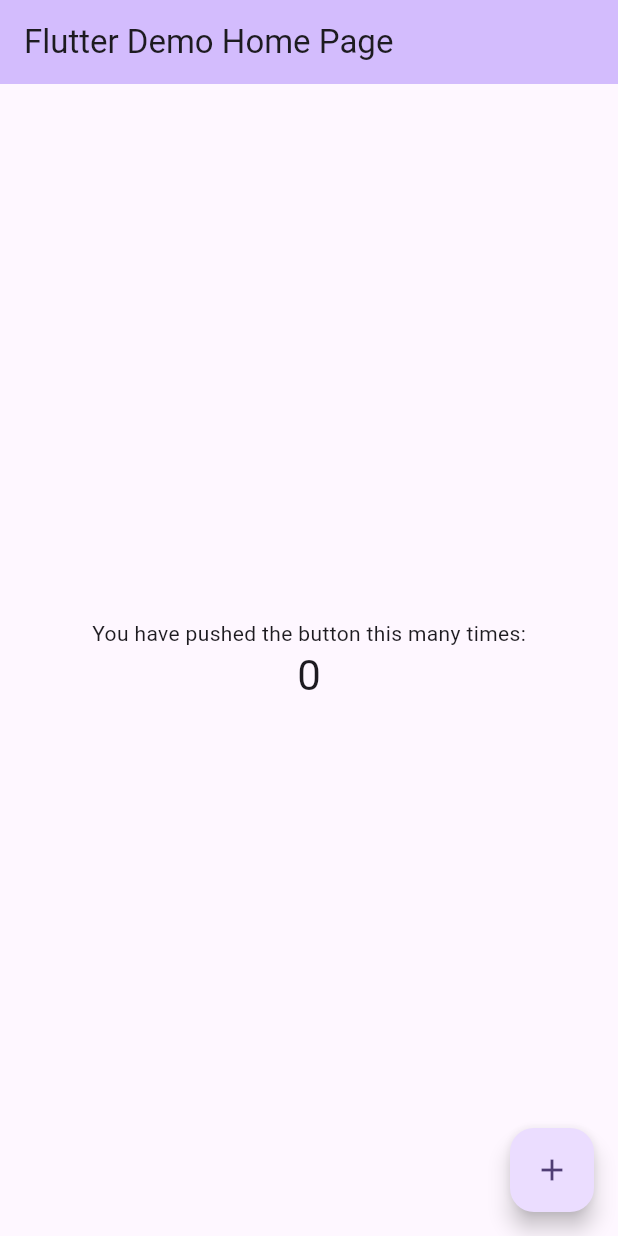
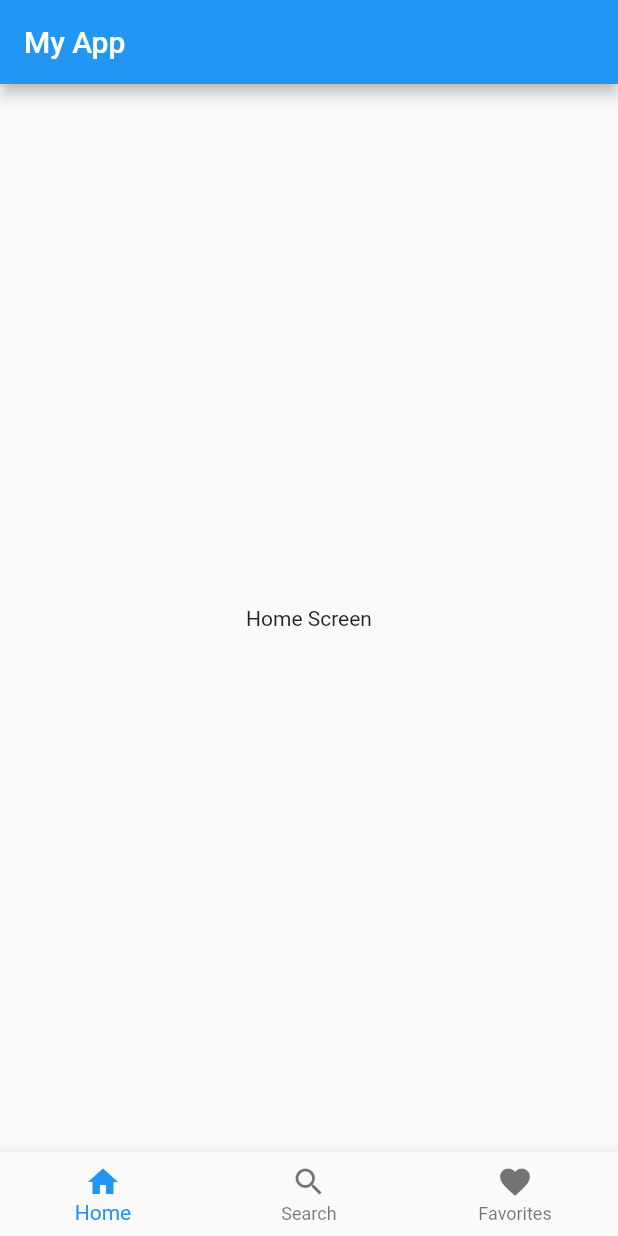
Before and after one commit to Akechi001/flutter_portofolio, a Flutter app: the screen it shows after launch, on a phone screen of 412 x 824 dp. Run offline on Flutter 3.47's test engine with Material 2 defaults, Android fonts, the phone set to English and light mode, and no system bars.

Commit message:
Making Bottom Navigation Bar

```diff
--- /dev/null
+++ b/lib/First.dart
@@ -0,0 +1,11 @@
+// home_screen.dart
+import 'package:flutter/material.dart';
+
+class HomeScreen extends StatelessWidget {
+  @override
+  Widget build(BuildContext context) {
+    return Center(
+      child: Text('Home Screen'),
+    );
+  }
+}
--- /dev/null
+++ b/lib/Second.dart
@@ -0,0 +1,11 @@
+// search_screen.dart
+import 'package:flutter/material.dart';
+
+class SearchScreen extends StatelessWidget {
+  @override
+  Widget build(BuildContext context) {
+    return Center(
+      child: Text('Search Screen'),
+    );
+  }
+}
--- /dev/null
+++ b/lib/Third.dart
@@ -0,0 +1,11 @@
+// favorites_screen.dart
+import 'package:flutter/material.dart';
+
+class FavoritesScreen extends StatelessWidget {
+  @override
+  Widget build(BuildContext context) {
+    return Center(
+      child: Text('Favorites Screen'),
+    );
+  }
+}
--- /dev/null
+++ b/lib/bottom_navigation_bar.dart
@@ -0,0 +1,37 @@
+import 'package:flutter/material.dart';
+
+class ReusableBottomNavigationBar extends StatefulWidget {
+  final int currentIndex;
+  final Function(int) onTap;
+
+  ReusableBottomNavigationBar({required this.currentIndex, required this.onTap});
+
+  @override
+  _ReusableBottomNavigationBarState createState() =>
+      _ReusableBottomNavigationBarState();
+}
+
+class _ReusableBottomNavigationBarState
+    extends State<ReusableBottomNavigationBar> {
+  @override
+  Widget build(BuildContext context) {
+    return BottomNavigationBar(
+      currentIndex: widget.currentIndex,
+      onTap: widget.onTap,
+      items: [
+        BottomNavigationBarItem(
+          icon: Icon(Icons.home),
+          label: 'Home',
+        ),
+        BottomNavigationBarItem(
+          icon: Icon(Icons.search),
+          label: 'Search',
+        ),
+        BottomNavigationBarItem(
+          icon: Icon(Icons.favorite),
+          label: 'Favorites',
+        ),
+      ],
+    );
+  }
+}
--- a/lib/main.dart
+++ b/lib/main.dart
@@ -1,125 +1,48 @@
 import 'package:flutter/material.dart';
-
-void main() {
-  runApp(const MyApp());
-}
-
-class MyApp extends StatelessWidget {
-  const MyApp({super.key});
-
-  // This widget is the root of your application.
-  @override
-  Widget build(BuildContext context) {
-    return MaterialApp(
-      title: 'Flutter Demo',
-      theme: ThemeData(
-        // This is the theme of your application.
-        //
-        // TRY THIS: Try running your application with "flutter run". You'll see
-        // the application has a blue toolbar. Then, without quitting the app,
-        // try changing the seedColor in the colorScheme below to Colors.green
-        // and then invoke "hot reload" (save your changes or press the "hot
-        // reload" button in a Flutter-supported IDE, or press "r" if you used
-        // the command line to start the app).
-        //
-        // Notice that the counter didn't reset back to zero; the application
-        // state is not lost during the reload. To reset the state, use hot
-        // restart instead.
-        //
-        // This works for code too, not just values: Most code changes can be
-        // tested with just a hot reload.
-        colorScheme: ColorScheme.fromSeed(seedColor: Colors.deepPurple),
-        useMaterial3: true,
-      ),
-      home: const MyHomePage(title: 'Flutter Demo Home Page'),
-    );
-  }
-}
+import 'bottom_navigation_bar.dart';
+import 'First.dart';
+import 'Second.dart';
+import 'Third.dart';
 
 class MyHomePage extends StatefulWidget {
-  const MyHomePage({super.key, required this.title});
-
-  // This widget is the home page of your application. It is stateful, meaning
-  // that it has a State object (defined below) that contains fields that affect
-  // how it looks.
-
-  // This class is the configuration for the state. It holds the values (in this
-  // case the title) provided by the parent (in this case the App widget) and
-  // used by the build method of the State. Fields in a Widget subclass are
-  // always marked "final".
-
-  final String title;
-
   @override
-  State<MyHomePage> createState() => _MyHomePageState();
+  _MyHomePageState createState() => _MyHomePageState();
 }
 
 class _MyHomePageState extends State<MyHomePage> {
-  int _counter = 0;
+  int _currentIndex = 0;
+  Widget currentScreen = HomeScreen(); // Set an initial value
 
-  void _incrementCounter() {
+  void _onBottomNavigationBarItemTapped(int index) {
     setState(() {
-      // This call to setState tells the Flutter framework that something has
-      // changed in this State, which causes it to rerun the build method below
-      // so that the display can reflect the updated values. If we changed
-      // _counter without calling setState(), then the build method would not be
-      // called again, and so nothing would appear to happen.
-      _counter++;
+      _currentIndex = index;
+      if (index == 0) {
+        currentScreen = HomeScreen();
+      } else if (index == 1) {
+        currentScreen = SearchScreen();
+      } else if (index == 2) {
+        currentScreen = FavoritesScreen();
+      }
     });
   }
 
   @override
   Widget build(BuildContext context) {
-    // This method is rerun every time setState is called, for instance as done
-    // by the _incrementCounter method above.
-    //
-    // The Flutter framework has been optimized to make rerunning build methods
-    // fast, so that you can just rebuild anything that needs updating rather
-    // than having to individually change instances of widgets.
     return Scaffold(
       appBar: AppBar(
-        // TRY THIS: Try changing the color here to a specific color (to
-        // Colors.amber, perhaps?) and trigger a hot reload to see the AppBar
-        // change color while the other colors stay the same.
-        backgroundColor: Theme.of(context).colorScheme.inversePrimary,
-        // Here we take the value from the MyHomePage object that was created by
-        // the App.build method, and use it to set our appbar title.
-        title: Text(widget.title),
+        title: Text('My App'),
       ),
-      body: Center(
-        // Center is a layout widget. It takes a single child and positions it
-        // in the middle of the parent.
-        child: Column(
-          // Column is also a layout widget. It takes a list of children and
-          // arranges them vertically. By default, it sizes itself to fit its
-          // children horizontally, and tries to be as tall as its parent.
-          //
-          // Column has various properties to control how it sizes itself and
-          // how it positions its children. Here we use mainAxisAlignment to
-          // center the children vertically; the main axis here is the vertical
-          // axis because Columns are vertical (the cross axis would be
-          // horizontal).
-          //
-          // TRY THIS: Invoke "debug painting" (choose the "Toggle Debug Paint"
-          // action in the IDE, or press "p" in the console), to see the
-          // wireframe for each widget.
-          mainAxisAlignment: MainAxisAlignment.center,
-          children: <Widget>[
-            const Text(
-              'You have pushed the button this many times:',
-            ),
-            Text(
-              '$_counter',
-              style: Theme.of(context).textTheme.headlineMedium,
-            ),
-          ],
-        ),
+      body: currentScreen,
+      bottomNavigationBar: ReusableBottomNavigationBar(
+        currentIndex: _currentIndex,
+        onTap: _onBottomNavigationBarItemTapped,
       ),
-      floatingActionButton: FloatingActionButton(
-        onPressed: _incrementCounter,
-        tooltip: 'Increment',
-        child: const Icon(Icons.add),
-      ), // This trailing comma makes auto-formatting nicer for build methods.
     );
   }
 }
+
+void main() {
+  runApp(MaterialApp(
+    home: MyHomePage(),
+  ));
+}
```
